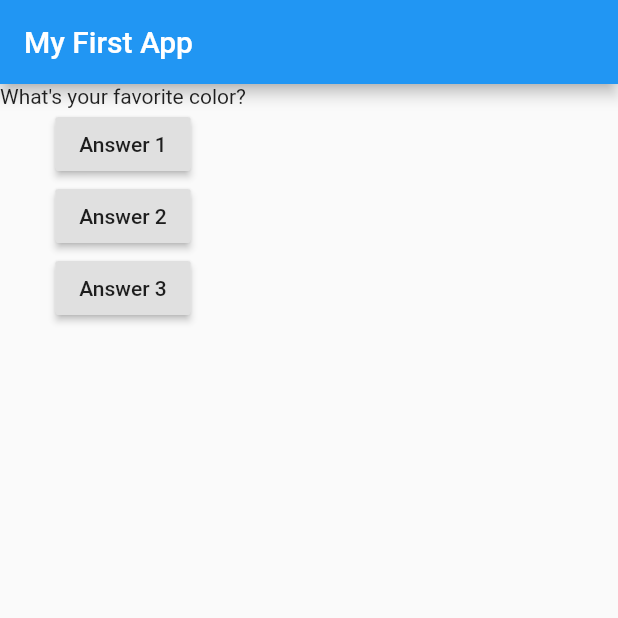
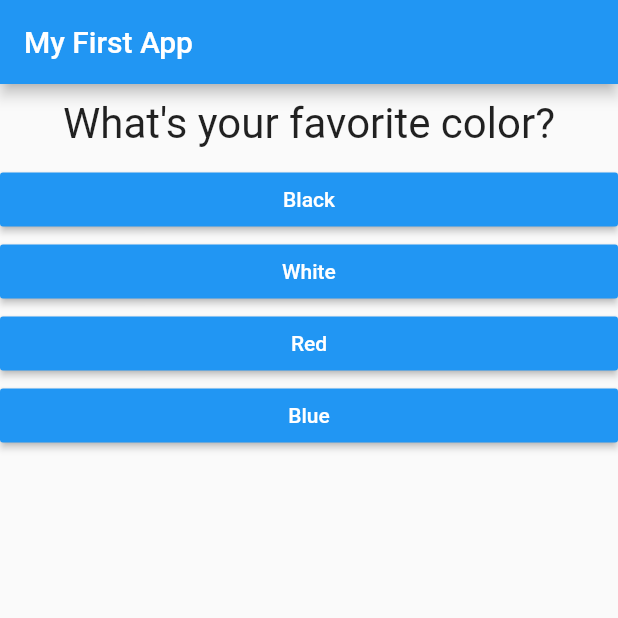
Before and after one commit to jzhu01/learn-flutter, a Flutter app: the screen it shows after launch, on a phone screen of 412 x 824 dp, the top half of it. Run offline on Flutter 3.47's test engine with Material 2 defaults, Android fonts, the phone set to English and light mode, and no system bars.

Commit message:
updating with split out widgets for the questions and answers, as well as more styling for the app

```diff
--- /dev/null
+++ b/flutter_basics/lib/answer.dart
@@ -0,0 +1,16 @@
+import 'package:flutter/material.dart';
+
+class Answer extends StatelessWidget {
+  final Function selectHandler;
+  final String answerText;
+
+  Answer(this.selectHandler, this.answerText);
+
+  @override
+  Widget build(BuildContext context) {
+    return Container(
+      width: double.infinity,
+      child: RaisedButton(color: Colors.blue, textColor: Colors.white, child: Text(answerText), onPressed: selectHandler),
+    );
+  }
+}
--- a/flutter_basics/lib/main.dart
+++ b/flutter_basics/lib/main.dart
@@ -1,43 +1,64 @@
 import 'package:flutter/material.dart';
+
+import './question.dart';
+import './answer.dart';
 
 void main() => runApp(MyApp());
 
-class MyApp extends StatelessWidget {
-  var questionIndex = 0;
+class MyApp extends StatefulWidget {
+  @override
+  State<StatefulWidget> createState() {
+    return _MyAppState();
+  }
+}
 
-  void answerQuestion() {
-    questionIndex += 1;
-    print(questionIndex);
+class _MyAppState extends State<MyApp> {
+  final questions = const [
+    {
+      "questionText": "What\'s your favorite color?",
+      "answers": ["Black", "White", "Red", "Blue"]
+    },
+    {
+      "questionText": "What\'s your favorite animal?",
+      "answers": ["Giraffe", "Polar Bear", "Hare", "Otter"]
+    },
+    {
+      "questionText": "Who\'s your favorite star?",
+      "answers": ["Drake", "Beyonce", "Justin Bieber", "Taylor Swift"]
+    },
+  ];
+  var _questionIndex = 0;
+
+  void _answerQuestion() {
+    setState(() {
+      _questionIndex += 1;
+    });
+    print(_questionIndex);
+    if (_questionIndex < questions.length) {
+      print("We have more questions!");
+    }
   }
 
   @override
   Widget build(BuildContext ctx) {
-    var questions = [
-      "What's your favorite color?",
-      "What's your favorite animal?",
-    ];
     return MaterialApp(
       home: Scaffold(
         appBar: AppBar(
           title: Text('My First App'),
         ),
-        body: Column(
-          children: [
-            Text(questions[questionIndex]),
-            RaisedButton(child: Text('Answer 1'), onPressed: answerQuestion),
-            RaisedButton(
-              child: Text('Answer 2'),
-              onPressed: () => print("Answer 2 chosen!"),
-            ),
-            RaisedButton(
-              child: Text('Answer 3'),
-              onPressed: () => {
-                // ...
-                print("Answer 3 chosen!")
-              },
-            ),
-          ],
-        ),
+        body: _questionIndex < questions.length
+            ? Column(
+                children: [
+                  Question(questions[_questionIndex]["questionText"]),
+                  ...(questions[_questionIndex]["answers"] as List<String>)
+                      .map((answer) {
+                    return Answer(_answerQuestion, answer);
+                  }).toList()
+                ],
+              )
+            : Center(
+                child: Text("You did it!"),
+              ),
       ),
     );
   }
--- /dev/null
+++ b/flutter_basics/lib/question.dart
@@ -0,0 +1,16 @@
+import 'package:flutter/material.dart';
+
+class Question extends StatelessWidget {
+  String questionText;
+
+  Question(this.questionText);
+
+  @override
+  Widget build(BuildContext context) {
+    return Container(
+      width: double.infinity,
+      margin: EdgeInsets.all(10),
+      child: Text(questionText, style: TextStyle(fontSize: 28), textAlign: TextAlign.center),
+    );
+  }
+}
```
